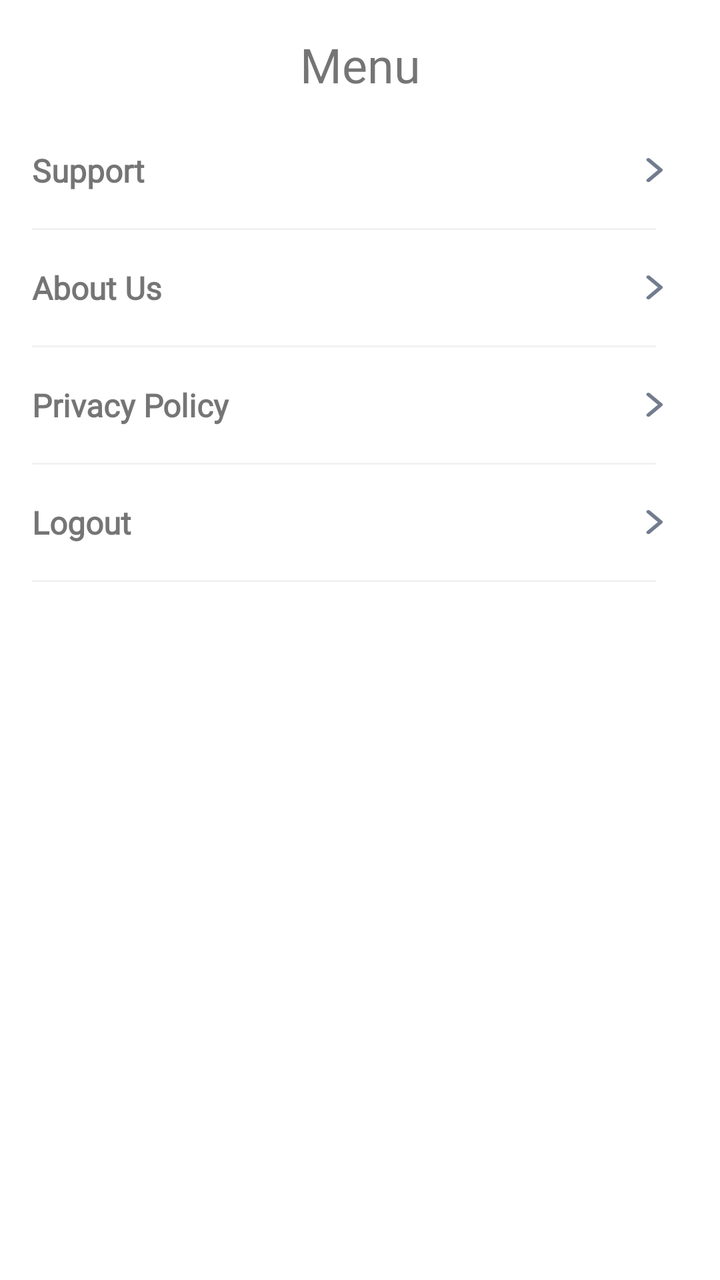
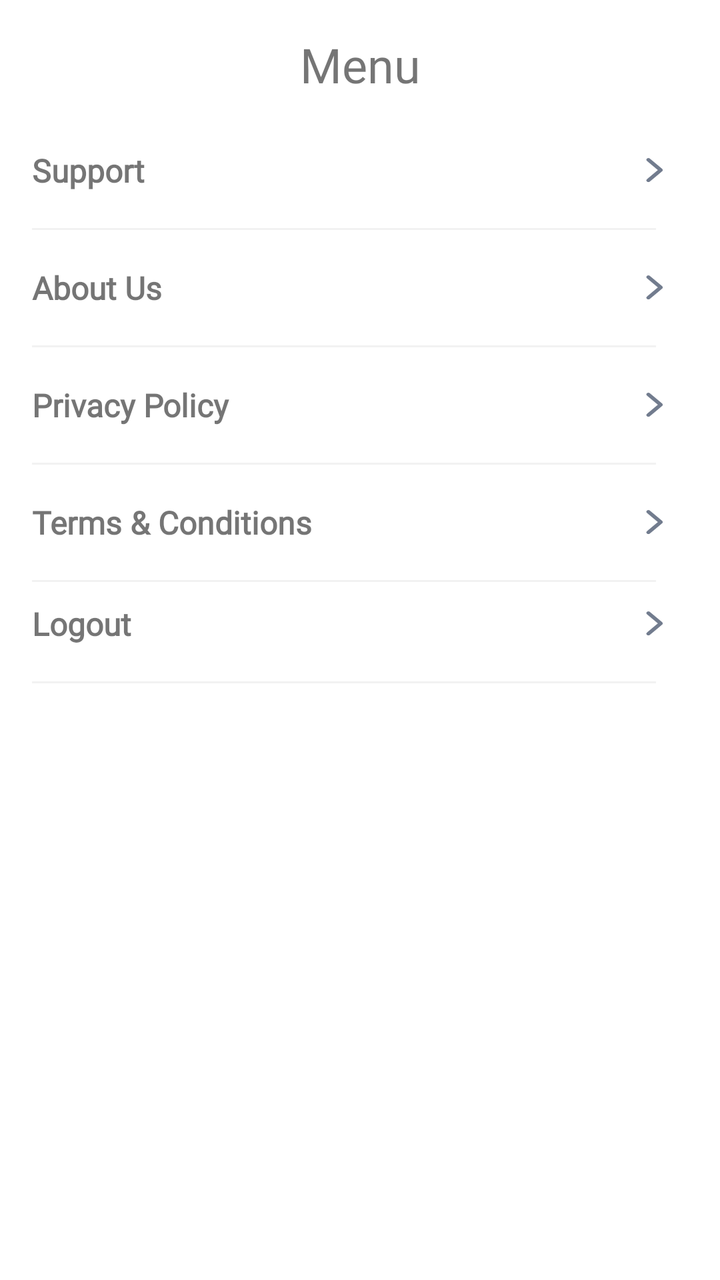

Before-and-after screenshots of an Android layout around one commit, followed by the original layout XML and the change that was made.
<!-- AndroidManifest.xml: application theme Theme.AbraaKaDabraa.App -->
<!-- res/layout/new_menu_screen.xml -->
<?xml version="1.0" encoding="utf-8"?>
<androidx.constraintlayout.widget.ConstraintLayout xmlns:android="http://schemas.android.com/apk/res/android"
    xmlns:app="http://schemas.android.com/apk/res-auto"
    xmlns:tools="http://schemas.android.com/tools"
    android:layout_width="match_parent"
    android:layout_height="match_parent"
    android:background="@color/white">

    <TextView
        android:id="@+id/textView14"
        android:layout_width="wrap_content"
        android:layout_height="wrap_content"
        android:layout_marginTop="16dp"
        android:fontFamily="@font/montserrat_bold"
        android:text="Menu"
        android:textSize="24sp"
        app:layout_constraintEnd_toEndOf="parent"
        app:layout_constraintStart_toStartOf="parent"
        app:layout_constraintTop_toTopOf="parent" />

    <LinearLayout
        android:id="@+id/support_layout"
        android:layout_width="0dp"
        android:layout_height="wrap_content"
        android:layout_marginStart="16dp"
        android:layout_marginTop="16dp"
        android:layout_marginEnd="16dp"
        android:orientation="horizontal"
        android:paddingTop="10dp"
        android:paddingBottom="10dp"
        app:layout_constraintEnd_toEndOf="parent"
        app:layout_constraintStart_toStartOf="parent"
        app:layout_constraintTop_toBottomOf="@+id/textView14">

        <TextView
            android:layout_width="0dp"
            android:layout_height="wrap_content"
            android:layout_weight="9"
            android:fontFamily="@font/montserrat_medium"
            android:text="Support"
            android:textSize="16sp"
            android:textStyle="bold" />

        <ImageView
            android:layout_width="0dp"
            android:layout_height="wrap_content"
            android:layout_gravity="center"
            android:layout_weight="1"
            android:rotation="270"
            android:src="@drawable/ic_drop_down" />
    </LinearLayout>

    <TextView
        android:id="@+id/textView2"
        android:layout_width="0dp"
        android:layout_height="1dp"
        android:layout_marginTop="8dp"
        android:layout_marginEnd="32dp"
        android:background="#F2F2F2"
        app:layout_constraintEnd_toEndOf="parent"
        app:layout_constraintStart_toStartOf="@+id/support_layout"
        app:layout_constraintTop_toBottomOf="@+id/support_layout" />

    <LinearLayout
        android:id="@+id/about_us_layout"
        android:layout_width="0dp"
        android:layout_height="wrap_content"
        android:layout_marginTop="8dp"
        android:layout_marginEnd="16dp"
        android:orientation="horizontal"
        android:paddingTop="10dp"
        android:paddingBottom="10dp"
        app:layout_constraintEnd_toEndOf="parent"
        app:layout_constraintStart_toStartOf="@+id/textView2"
        app:layout_constraintTop_toBottomOf="@+id/textView2">

        <TextView
            android:layout_width="0dp"
            android:layout_height="wrap_content"
            android:layout_weight="9"
            android:fontFamily="@font/montserrat_medium"
            android:text="About Us"
            android:textSize="16sp"
            android:textStyle="bold" />

        <ImageView
            android:layout_width="0dp"
            android:layout_height="wrap_content"
            android:layout_gravity="center"
            android:layout_weight="1"

            android:rotation="270"
            android:src="@drawable/ic_drop_down" />
    </LinearLayout>

    <TextView
        android:id="@+id/textView3"
        android:layout_width="0dp"
        android:layout_height="1dp"
        android:layout_marginTop="8dp"
        android:layout_marginEnd="32dp"
        android:background="#F2F2F2"
        app:layout_constraintEnd_toEndOf="parent"
        app:layout_constraintStart_toStartOf="@+id/about_us_layout"
        app:layout_constraintTop_toBottomOf="@+id/about_us_layout" />

    <LinearLayout
        android:id="@+id/privacy_policy_layout"
        android:layout_width="0dp"
        android:layout_height="wrap_content"
        android:layout_marginTop="8dp"
        android:layout_marginEnd="16dp"
        android:orientation="horizontal"
        android:paddingTop="10dp"
        android:paddingBottom="10dp"
        app:layout_constraintEnd_toEndOf="parent"
        app:layout_constraintStart_toStartOf="@+id/textView3"
        app:layout_constraintTop_toBottomOf="@+id/textView3">

        <TextView
            android:layout_width="0dp"
            android:layout_height="wrap_content"
            android:layout_weight="9"
            android:fontFamily="@font/montserrat_medium"
            android:text="Privacy Policy"
            android:textSize="16sp"
            android:textStyle="bold" />

        <ImageView
            android:layout_width="0dp"
            android:layout_height="wrap_content"
            android:layout_gravity="center"
            android:layout_weight="1"

            android:rotation="270"
            android:src="@drawable/ic_drop_down" />
    </LinearLayout>

    <TextView
        android:id="@+id/textView4"
        android:layout_width="0dp"
        android:layout_height="1dp"
        android:layout_marginTop="8dp"
        android:layout_marginEnd="32dp"
        android:background="#F2F2F2"
        app:layout_constraintEnd_toEndOf="parent"
        app:layout_constraintStart_toStartOf="@+id/privacy_policy_layout"
        app:layout_constraintTop_toBottomOf="@+id/privacy_policy_layout" />

    <LinearLayout
        android:id="@+id/logout_layout"
        android:layout_width="0dp"
        android:layout_height="wrap_content"
        android:layout_marginTop="8dp"
        android:layout_marginEnd="16dp"
        android:orientation="horizontal"
        android:paddingTop="10dp"
        android:paddingBottom="10dp"
        app:layout_constraintEnd_toEndOf="parent"
        app:layout_constraintStart_toStartOf="@+id/textView4"
        app:layout_constraintTop_toBottomOf="@+id/textView4">

        <TextView
            android:layout_width="0dp"
            android:layout_height="wrap_content"
            android:layout_weight="9"
            android:fontFamily="@font/montserrat_medium"
            android:text="Logout"
            android:textSize="16sp"
            android:textStyle="bold" />

        <ImageView
            android:layout_width="0dp"
            android:layout_height="wrap_content"
            android:layout_gravity="center"
            android:layout_weight="1"

            android:rotation="270"
            android:src="@drawable/ic_drop_down" />
    </LinearLayout>

    <TextView
        android:id="@+id/textView5"
        android:layout_width="0dp"
        android:layout_height="1dp"
        android:layout_marginTop="8dp"
        android:layout_marginEnd="32dp"
        android:background="#F2F2F2"
        app:layout_constraintEnd_toEndOf="parent"
        app:layout_constraintStart_toStartOf="@+id/logout_layout"
        app:layout_constraintTop_toBottomOf="@+id/logout_layout" />

</androidx.constraintlayout.widget.ConstraintLayout>
<!-- resources referenced by this layout -->
<resources>
  <color name="white">#FFFFFFFF</color>
  <!-- drawable ic_drop_down (drawable) -->
  <vector xmlns:android="http://schemas.android.com/apk/res/android"
      android:width="13dp"
      android:height="9dp"
      android:viewportWidth="13"
      android:viewportHeight="9">
    <path
        android:pathData="M1.2129,0.2257C1.002,0.3099 0.8121,0.5121 0.7066,0.7649C0.6574,0.8857 0.6504,0.9447 0.6504,1.2003C0.6504,1.4699 0.6551,1.5092 0.716,1.6496C0.7723,1.776 1.2832,2.4023 3.4465,4.9975C5.659,7.6516 6.1348,8.2077 6.2519,8.2835C6.3856,8.3706 6.4043,8.3762 6.6387,8.3762C6.8731,8.3762 6.8918,8.3706 7.0254,8.2835C7.1449,8.2077 7.616,7.6544 9.8402,4.9834C11.9613,2.4388 12.5238,1.7479 12.5707,1.6356C12.6199,1.5148 12.627,1.4558 12.627,1.2003C12.627,0.9306 12.6199,0.8913 12.559,0.7453C12.477,0.5515 12.341,0.3886 12.1699,0.2818C12.0527,0.2116 12.0176,0.2032 11.8066,0.2032C11.3965,0.2032 11.6309,-0.0411 8.9777,3.1354L6.6387,5.9327L4.3019,3.1354C1.6746,-0.0046 1.8832,0.2116 1.5059,0.1976C1.3887,0.1948 1.2691,0.206 1.2129,0.2257Z"
        android:fillColor="#727C8E"/>
  </vector>
  <style name="Theme.AbraaKaDabraa.App" parent="Theme.MaterialComponents.Light.DarkActionBar">
          <item name="colorPrimary">@color/theme_color</item>
          <item name="colorPrimaryVariant">@color/theme_color</item>
          <item name="colorOnPrimary">@color/theme_color</item>
      </style>
  <color name="theme_color">#416D49</color>
</resources>

<!-- the commit's change to res/layout/new_menu_screen.xml (unified diff, before → after) -->
@@ -1,5 +1,6 @@
 <?xml version="1.0" encoding="utf-8"?>
-<androidx.constraintlayout.widget.ConstraintLayout xmlns:android="http://schemas.android.com/apk/res/android"
+<androidx.constraintlayout.widget.ConstraintLayout
+    xmlns:android="http://schemas.android.com/apk/res/android"
     xmlns:app="http://schemas.android.com/apk/res-auto"
     xmlns:tools="http://schemas.android.com/tools"
     android:layout_width="match_parent"
@@ -148,17 +149,59 @@
         app:layout_constraintTop_toBottomOf="@+id/privacy_policy_layout" />
 
     <LinearLayout
+        android:id="@+id/termsAndConditions"
+        android:layout_width="0dp"
+        android:layout_height="wrap_content"
+        android:layout_marginTop="8dp"
+        android:layout_marginEnd="16dp"
+        android:orientation="horizontal"
+        android:paddingTop="10dp"
+        android:paddingBottom="10dp"
+        app:layout_constraintEnd_toEndOf="parent"
+        app:layout_constraintStart_toStartOf="@+id/textView3"
+        app:layout_constraintTop_toBottomOf="@+id/textView4">
+
+        <TextView
+            android:layout_width="0dp"
+            android:layout_height="wrap_content"
+            android:layout_weight="9"
+            android:fontFamily="@font/montserrat_medium"
+            android:text="Terms &amp; Conditions"
+            android:textSize="16sp"
+            android:textStyle="bold" />
+
+        <ImageView
+            android:layout_width="0dp"
+            android:layout_height="wrap_content"
+            android:layout_gravity="center"
+            android:layout_weight="1"
+
+            android:rotation="270"
+            android:src="@drawable/ic_drop_down" />
+    </LinearLayout>
+
+    <TextView
+        android:id="@+id/textView41"
+        android:layout_width="0dp"
+        android:layout_height="1dp"
+        android:layout_marginTop="8dp"
+        android:layout_marginEnd="32dp"
+        android:background="#F2F2F2"
+        app:layout_constraintEnd_toEndOf="parent"
+        app:layout_constraintStart_toStartOf="@+id/termsAndConditions"
+        app:layout_constraintTop_toBottomOf="@+id/termsAndConditions" />
+
+    <LinearLayout
         android:id="@+id/logout_layout"
         android:layout_width="0dp"
         android:layout_height="wrap_content"
-        android:layout_marginTop="8dp"
         android:layout_marginEnd="16dp"
         android:orientation="horizontal"
         android:paddingTop="10dp"
         android:paddingBottom="10dp"
         app:layout_constraintEnd_toEndOf="parent"
         app:layout_constraintStart_toStartOf="@+id/textView4"
-        app:layout_constraintTop_toBottomOf="@+id/textView4">
+        app:layout_constraintTop_toBottomOf="@+id/textView41">
 
         <TextView
             android:layout_width="0dp"
